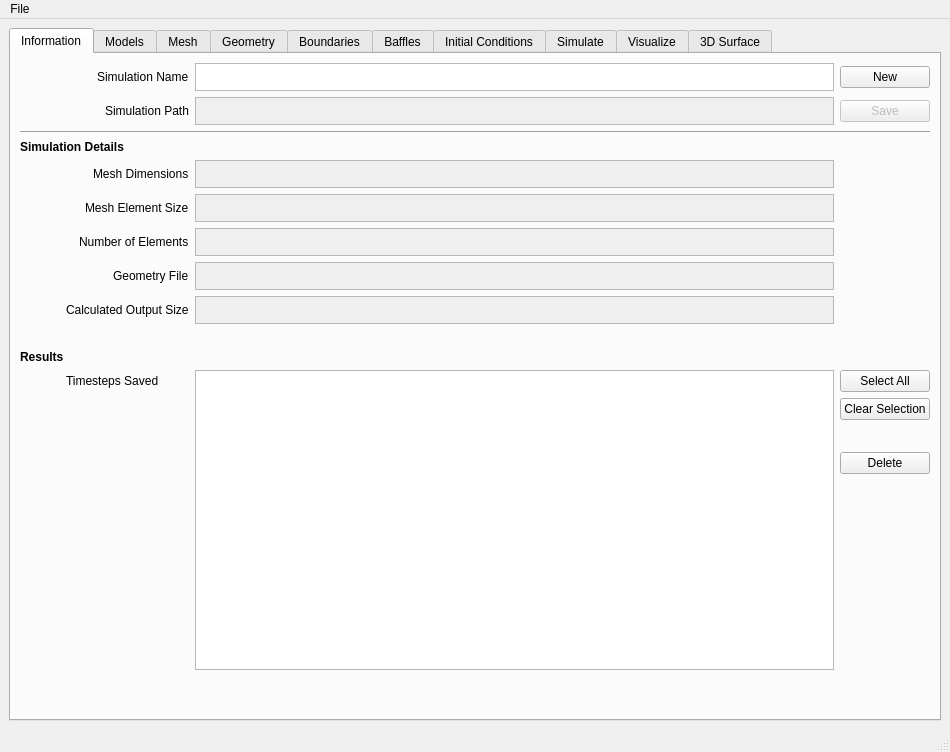
Before: the Qt Designer form gui/civlcfd.ui in civilcfd/Civil-CFD, drawn with Qt 5.
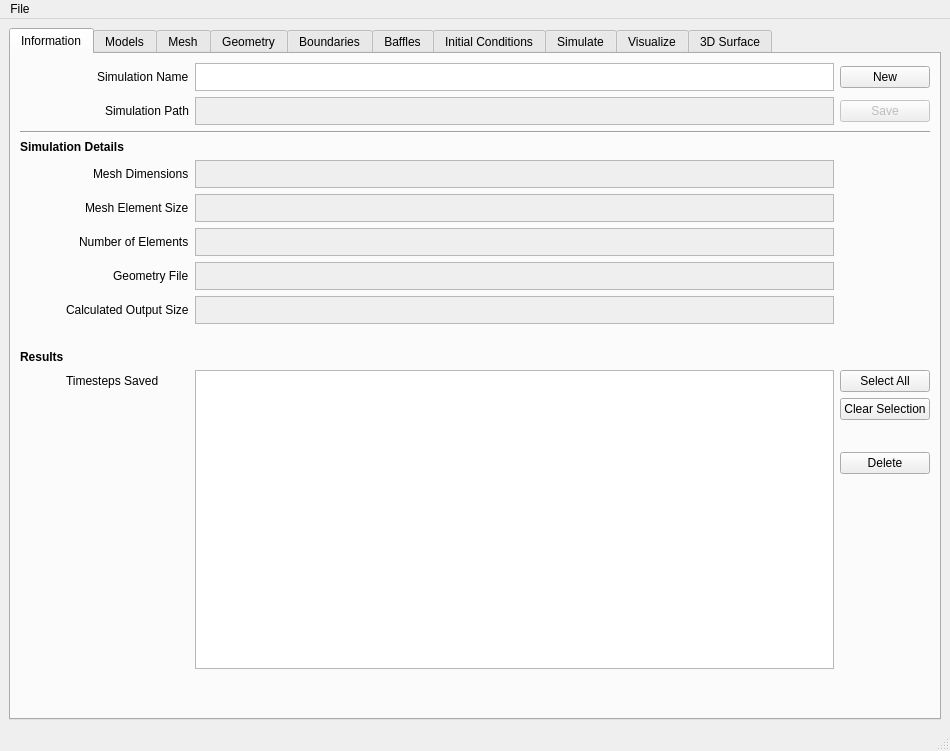
After: the same form once the commit is applied. The open tabs and pages were chosen to show the change. Icons and pictures are not drawn. Custom widgets are drawn as their Qt base class.

Patch:
```diff
--- a/gui/civlcfd.ui
+++ b/gui/civlcfd.ui
@@ -10,7 +10,7 @@
     <x>0</x>
     <y>0</y>
     <width>950</width>
-    <height>752</height>
+    <height>751</height>
    </rect>
   </property>
   <property name="sizePolicy">
```
Left out of the diff: 2 changed lines with no effect on the pictures.
